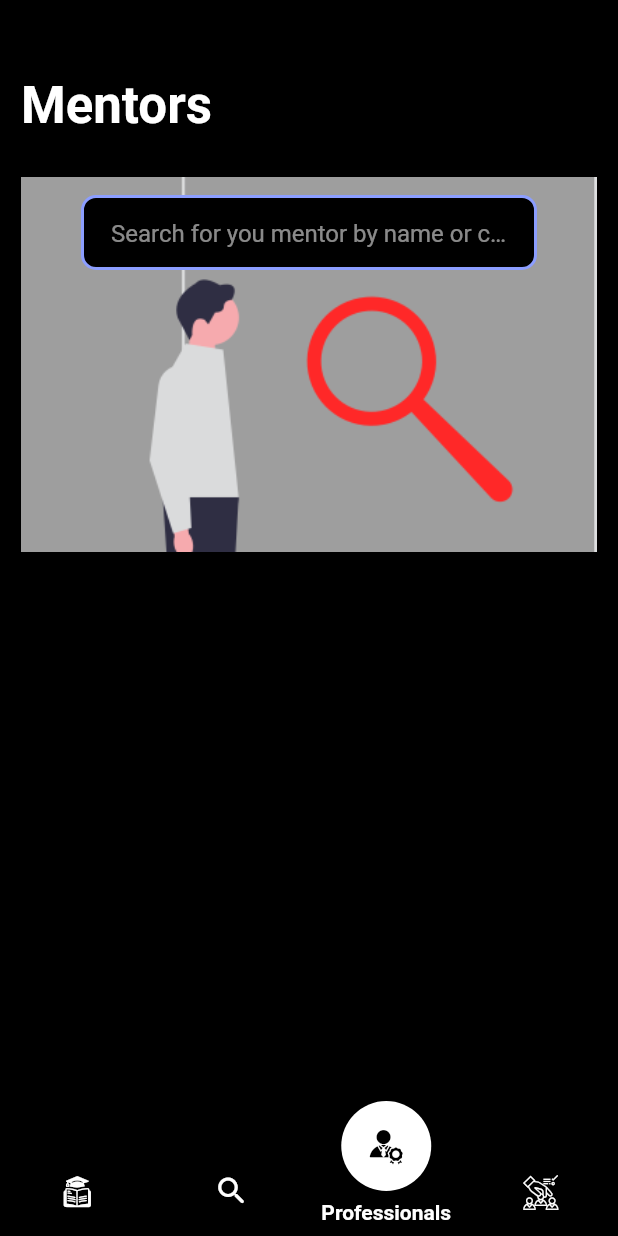
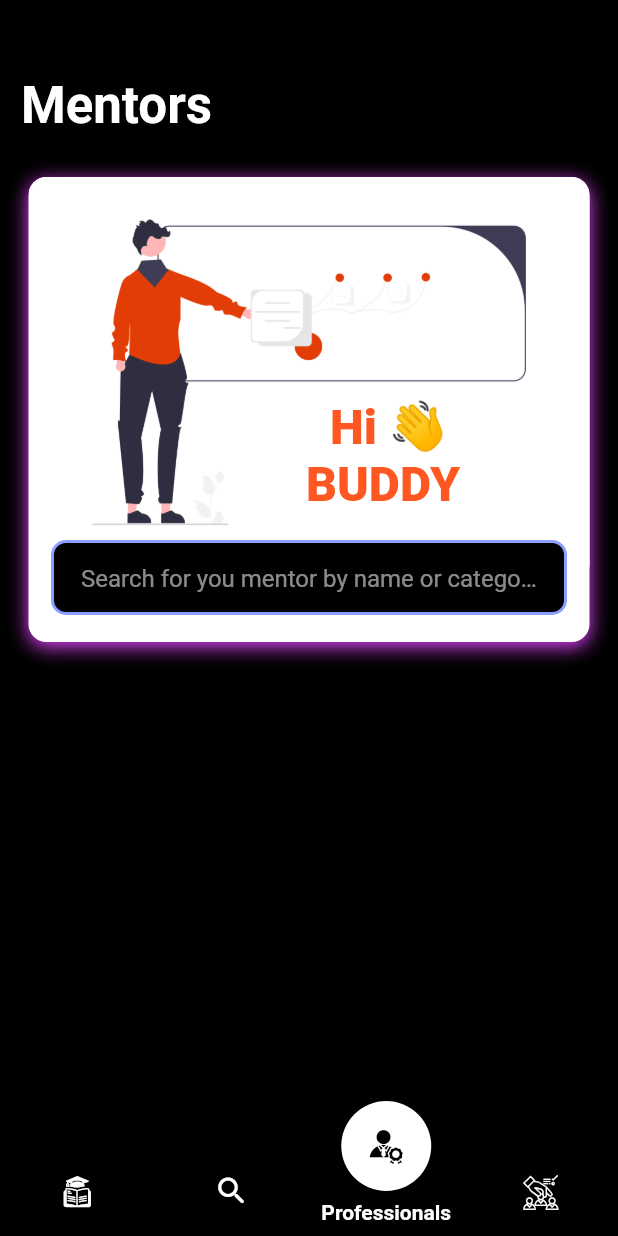
Before and after one commit to ayku686/collegetoindustry, a Flutter app: the MyHomePage screen opened directly, item 3 of the bottom bar chosen, on a phone screen of 412 x 824 dp. Run offline on Flutter 3.47's test engine with Material 2 defaults, Android fonts, the phone set to English and light mode, and no system bars; drawn by our look-alikes of fancy_bottom_navigation; our stand-ins replace carousel_slider, get, page_transition, responsive_framework; missing offline and left inert: colours.

Commit message:
New screens made

```diff
--- /dev/null
+++ b/lib/Widgets/Dimensions.dart
@@ -0,0 +1,5 @@
+import 'package:get/get.dart';
+class Dimensions{
+  static double screenHeight = Get.context!.height;
+  static double screenWidth = Get.context!.width;
+}
--- a/lib/main.dart
+++ b/lib/main.dart
@@ -4,12 +4,15 @@ import 'package:collegetoindustry/MyRoutes.dart';
 import 'package:collegetoindustry/pages/home.dart';
 import 'package:collegetoindustry/pages/professionals.dart';
 import 'package:collegetoindustry/pages/search.dart';
+import 'package:collegetoindustry/pages/teacher_details.dart';
 import 'package:colours/colours.dart';
 import 'package:fancy_bottom_navigation/fancy_bottom_navigation.dart';
 import 'package:flutter/cupertino.dart';
 import 'package:flutter/material.dart';
+import 'package:get/get_navigation/src/root/get_material_app.dart';
 import 'package:page_transition/page_transition.dart';
 import 'icomoon_icons.dart';
+import 'package:responsive_framework/responsive_framework.dart';
 void main() {
   WidgetsFlutterBinding.ensureInitialized();
   runApp(const collegetoindustry());
@@ -21,10 +24,11 @@ class collegetoindustry extends StatelessWidget {
   // This widget is the root of your application.
   @override
   Widget build(BuildContext context) {
-    return MaterialApp(
+    return GetMaterialApp(
       debugShowCheckedModeBanner: false,
       color: Colors.black,
-      home:MyHomePage(),
+      home:teacherDetails(),
+      // MyHomePage(),
       routes: {
         MyRoutes.Homepage:(context)=> home(),
         MyRoutes.Search:(context)=> search()
@@ -42,6 +46,7 @@ class _MyHomePageState extends State<MyHomePage> {
   int currentPage = 0;
   @override
   Widget build(BuildContext context) {
+    print(MediaQuery.of(context).size);
     return Scaffold(
       body: Container(
         decoration: BoxDecoration(color: Colors.black),
@@ -50,8 +55,9 @@ class _MyHomePageState extends State<MyHomePage> {
         ),
       ),
       bottomNavigationBar: Theme(
+
         data: ThemeData(
-            backgroundColor: Colors.black
+
         ),
         child: FancyBottomNavigation(
             tabs: [
--- a/lib/pages/professionals.dart
+++ b/lib/pages/professionals.dart
@@ -1,15 +1,16 @@
 import 'package:flutter/cupertino.dart';
 import 'package:flutter/material.dart';
+import 'package:collegetoindustry/Widgets/Dimensions.dart';
 import 'package:flutter_staggered_grid_view/flutter_staggered_grid_view.dart';
 
 class professionals extends StatefulWidget {
   const professionals({Key? key}) : super(key: key);
-
   @override
   State<professionals> createState() => _professionalsState();
 }
 
 class _professionalsState extends State<professionals> {
+  String hiEmoji = '\u{1F44B}';
   @override
   Widget build(BuildContext context) {
     return Scaffold(
@@ -17,12 +18,14 @@ class _professionalsState extends State<professionals> {
       body: Padding(
         padding: const EdgeInsets.only(left: 14, right: 14),
         child: SingleChildScrollView(
+
           child:
               Column(crossAxisAlignment: CrossAxisAlignment.start, children: [
-            SizedBox(
+
+            const SizedBox(
               height: 50,
             ),
-            Text(
+            const Text(
               "Mentors",
               style: TextStyle(
                   fontWeight: FontWeight.bold,
@@ -31,22 +34,32 @@ class _professionalsState extends State<professionals> {
             ),
             Stack(children: [
               Padding(
-                padding: const EdgeInsets.symmetric(vertical: 28.0),
+                padding: EdgeInsets.only(top: 28,right: 5,left: 5),
                 child: Container(
-                  decoration: const BoxDecoration(
-                    image: DecorationImage(
-                        image: AssetImage("allimagess/img9.png"),
-                        fit: BoxFit.cover
+                  decoration: BoxDecoration(
+                    borderRadius: BorderRadius.circular(12),
+
+                    image:const DecorationImage(
+
+                        image: AssetImage("allimagess/professor.png"),
+                        alignment: Alignment.topCenter
                     ),
-                    color: Colors.grey,
+                    color: Colors.white,
+                    boxShadow: [
+                      BoxShadow(
+                        color: Colors.purpleAccent,
+                        offset: Offset(0,3),
+                        blurRadius: 10
+                      )
+                    ]
                   ),
-                  height: 250,
+                  height: 310,
 
                 ),
               ),
               Padding(
                 padding:
-                    const EdgeInsets.symmetric(vertical: 40.0, horizontal: 40),
+                    const EdgeInsets.symmetric(vertical: 270.0, horizontal:20),
                 child: Container(
                   height: 50,
                   decoration: BoxDecoration(
@@ -54,8 +67,8 @@ class _professionalsState extends State<professionals> {
                       borderRadius: BorderRadius.circular(10),
                       border: Border.all(
                           color: Colors.indigoAccent.shade100, width: 2)),
-                  child: Padding(
-                    padding: const EdgeInsets.symmetric(horizontal: 18.0),
+                  child: const Padding(
+                    padding: EdgeInsets.symmetric(horizontal: 18.0),
                     child: TextField(
                       maxLines: 1,
                       style: TextStyle(color: Colors.white),
@@ -67,6 +80,14 @@ class _professionalsState extends State<professionals> {
                   ),
                 ),
               ),
+              Padding(
+                padding: const EdgeInsets.only(top: 176.0,left: 190),
+                child: Text("  Hi $hiEmoji BUDDY ",
+                  style: TextStyle(
+                    fontWeight: FontWeight.w900,
+                      color: Colors.deepOrange,
+                      fontSize: 32),),
+              )
             ]),
           ]),
         ),
--- a/pubspec.yaml
+++ b/pubspec.yaml
@@ -43,6 +43,8 @@ dependencies:
   colours: ^0.0.2
   page_transition: ^2.0.9
   flutter_staggered_grid_view: ^0.6.2
+  get: ^4.6.5
+  responsive_framework: ^1.0.0
 
 dev_dependencies:
   flutter_test:
```
Also changed, not shown: lib/pages/home.dart (+25 -10 lines), lib/pages/teacher_details.dart (added, +31 -0 lines), allimagess/professor.png (added), pubspec.lock.
